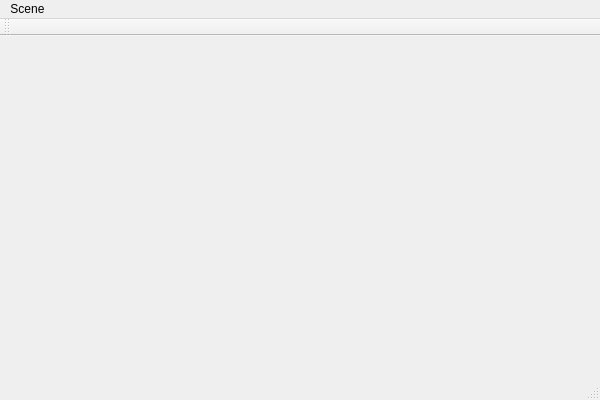
Old version of the form StickyShapes/SSMainWindow.ui in the repository GhostVIRUS/StickyShapes.
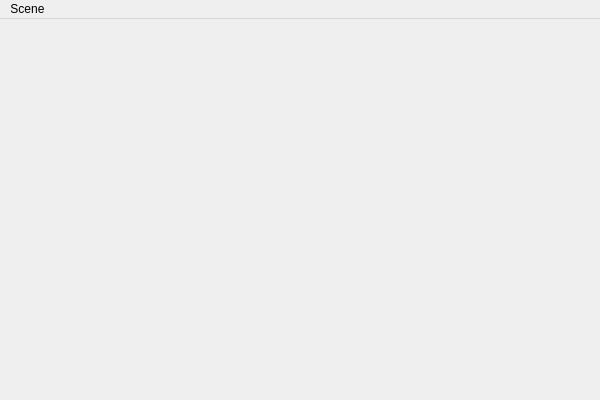
New version of the form. Custom widgets are drawn as their Qt base class.

What changed in the file:
```diff
--- a/StickyShapes/SSMainWindow.ui
+++ b/StickyShapes/SSMainWindow.ui
@@ -58,15 +58,6 @@
    </widget>
    <addaction name="menuScene"/>
   </widget>
-  <widget class="QToolBar" name="mainToolBar">
-   <attribute name="toolBarArea">
-    <enum>TopToolBarArea</enum>
-   </attribute>
-   <attribute name="toolBarBreak">
-    <bool>false</bool>
-   </attribute>
-  </widget>
-  <widget class="QStatusBar" name="statusBar"/>
   <action name="actionClearScene">
    <property name="text">
     <string>Clear Scene</string>
```
Left out of the diff: 8 changed lines with no effect on the pictures.
